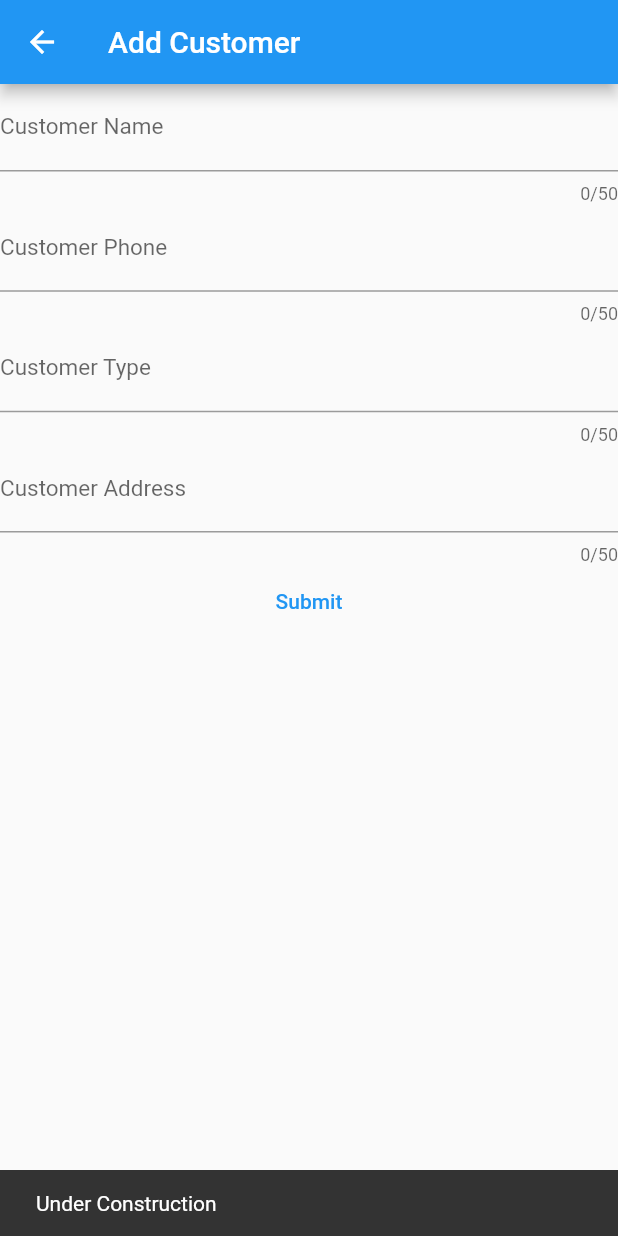
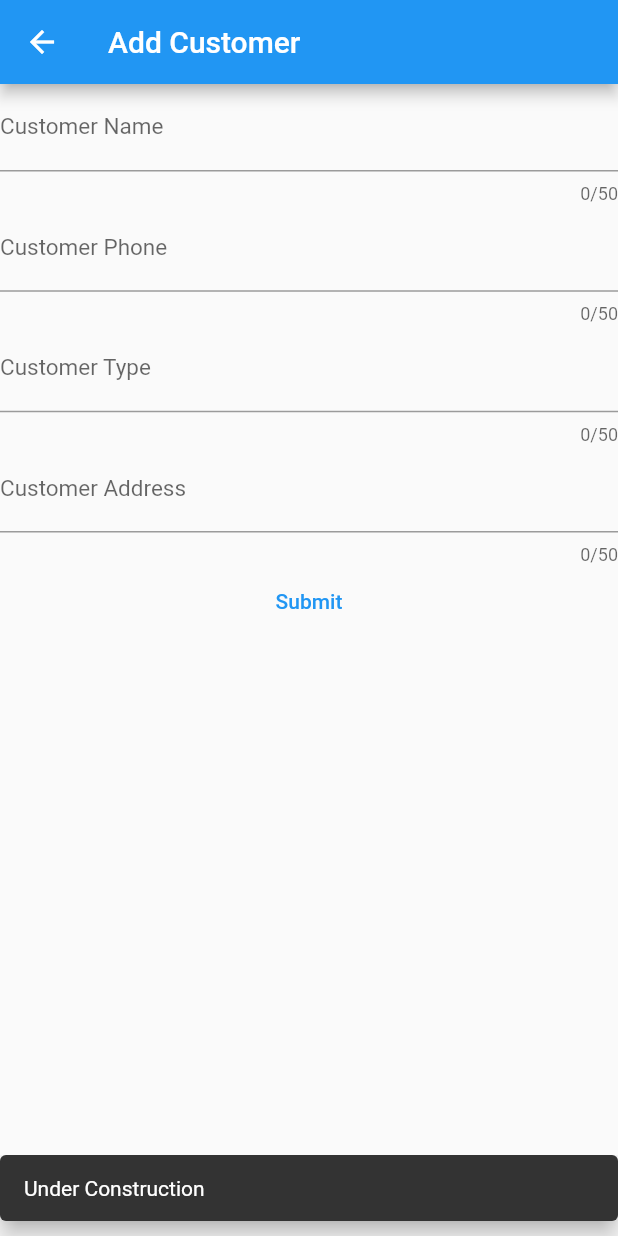
Before and after one commit to Liakot-ali/Flutter-Learn, a Flutter app: the addCustomer screen opened directly, after a tap on "Submit", on a phone screen of 412 x 824 dp. Run offline on Flutter 3.47's test engine with Material 2 defaults, Android fonts, the phone set to English and light mode, and no system bars.

Commit message:
behaviour added in snakbar

```diff
--- a/lib/add_customer.dart
+++ b/lib/add_customer.dart
@@ -32,7 +32,7 @@ class addCustomer extends StatelessWidget {
             _Input("Address", "Customer Address"),
             TextButton(
               onPressed: () {
-                ScaffoldMessenger.of(context).showSnackBar(new SnackBar(content: Text("Under Construction")));
+                ScaffoldMessenger.of(context).showSnackBar(new SnackBar(content: Text("Under Construction"), behavior: SnackBarBehavior.floating, margin: EdgeInsets.only(bottom: 10.0),));
               },
               child: Text("Submit"),
             ),
```
